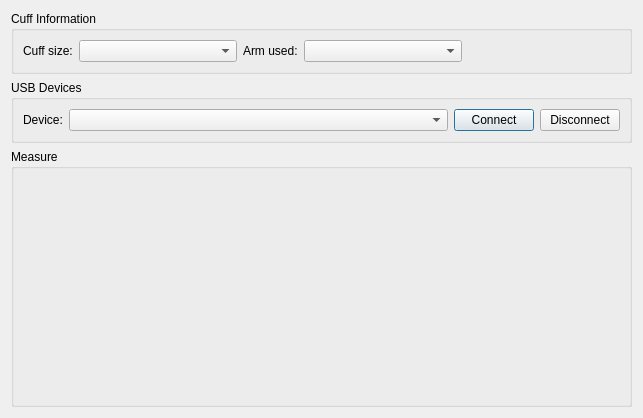
This is src/dialogs/bloodpressuredialog.ui in CLSA/cypress as Qt 5 draws it before an edit. The edited form follows.
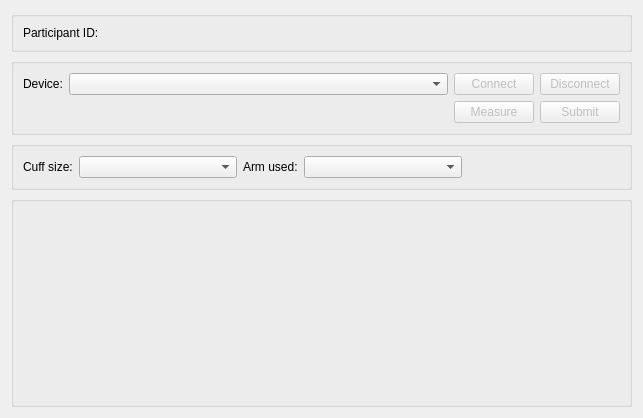
This is the edited form. Custom widgets are drawn as their Qt base class.

Commit message: refactored dialog layouts and added participant info

Diff of the .ui file:
```diff
--- a/src/dialogs/bloodpressuredialog.ui
+++ b/src/dialogs/bloodpressuredialog.ui
@@ -20,6 +20,150 @@
    <string>Blood Pressure</string>
   </property>
   <layout class="QVBoxLayout" name="verticalLayout_2">
+   <item>
+    <widget class="QGroupBox" name="groupBox">
+     <property name="title">
+      <string/>
+     </property>
+     <layout class="QVBoxLayout" name="verticalLayout_4">
+      <item>
+       <layout class="QHBoxLayout" name="horizontalLayout_3">
+        <item>
+         <widget class="QLabel" name="label">
+          <property name="sizePolicy">
+           <sizepolicy hsizetype="Minimum" vsizetype="Preferred">
+            <horstretch>0</horstretch>
+            <verstretch>0</verstretch>
+           </sizepolicy>
+          </property>
+          <property name="text">
+           <string>Participant ID:</string>
+          </property>
+         </widget>
+        </item>
+        <item>
+         <widget class="QLabel" name="participantId">
+          <property name="sizePolicy">
+           <sizepolicy hsizetype="Expanding" vsizetype="Preferred">
+            <horstretch>0</horstretch>
+            <verstretch>0</verstretch>
+           </sizepolicy>
+          </property>
+          <property name="text">
+           <string/>
+          </property>
+         </widget>
+        </item>
+       </layout>
+      </item>
+     </layout>
+    </widget>
+   </item>
+   <item>
+    <widget class="QGroupBox" name="pathGroupBox">
+     <property name="sizePolicy">
+      <sizepolicy hsizetype="Preferred" vsizetype="Minimum">
+       <horstretch>0</horstretch>
+       <verstretch>0</verstretch>
+      </sizepolicy>
+     </property>
+     <property name="title">
+      <string/>
+     </property>
+     <layout class="QVBoxLayout" name="verticalLayout_3">
+      <item>
+       <layout class="QHBoxLayout" name="horizontalLayout_2">
+        <item>
+         <widget class="QLabel" name="deviceLabel">
+          <property name="sizePolicy">
+           <sizepolicy hsizetype="Fixed" vsizetype="Preferred">
+            <horstretch>0</horstretch>
+            <verstretch>0</verstretch>
+           </sizepolicy>
+          </property>
+          <property name="layoutDirection">
+           <enum>Qt::LeftToRight</enum>
+          </property>
+          <property name="text">
+           <string>Device:</string>
+          </property>
+          <property name="alignment">
+           <set>Qt::AlignLeading|Qt::AlignLeft|Qt::AlignVCenter</set>
+          </property>
+         </widget>
+        </item>
+        <item>
+         <widget class="QComboBox" name="deviceComboBox">
+          <property name="sizePolicy">
+           <sizepolicy hsizetype="MinimumExpanding" vsizetype="Fixed">
+            <horstretch>0</horstretch>
+            <verstretch>0</verstretch>
+           </sizepolicy>
+          </property>
+         </widget>
+        </item>
+        <item>
+         <widget class="QPushButton" name="connectButton">
+          <property name="enabled">
+           <bool>false</bool>
+          </property>
+          <property name="text">
+           <string>Connect</string>
+          </property>
+         </widget>
+        </item>
+        <item>
+         <widget class="QPushButton" name="disconnectButton">
+          <property name="enabled">
+           <bool>false</bool>
+          </property>
+          <property name="text">
+           <string>Disconnect</string>
+          </property>
+         </widget>
+        </item>
+       </layout>
+      </item>
+      <item>
+       <layout class="QHBoxLayout" name="horizontalLayout">
+        <item>
+         <spacer name="horizontalSpacer_2">
+          <property name="orientation">
+           <enum>Qt::Horizontal</enum>
+          </property>
+          <property name="sizeHint" stdset="0">
+           <size>
+            <width>40</width>
+            <height>20</height>
+           </size>
+          </property>
+         </spacer>
+        </item>
+        <item>
+         <widget class="QPushButton" name="measureButton">
+          <property name="enabled">
+           <bool>false</bool>
+          </property>
+          <property name="text">
+           <string>Measure</string>
+          </property>
+         </widget>
+        </item>
+        <item>
+         <widget class="QPushButton" name="submitButton">
+          <property name="enabled">
+           <bool>false</bool>
+          </property>
+          <property name="text">
+           <string>Submit</string>
+          </property>
+         </widget>
+        </item>
+       </layout>
+      </item>
+     </layout>
+    </widget>
+   </item>
    <item>
     <widget class="QGroupBox" name="armBandGroupBox">
      <property name="sizePolicy">
@@ -29,7 +173,7 @@
       </sizepolicy>
      </property>
      <property name="title">
-      <string>Cuff Information</string>
+      <string/>
      </property>
      <layout class="QHBoxLayout" name="armBandHorizontalLayout">
       <item>
@@ -100,64 +244,6 @@
      </layout>
     </widget>
    </item>
-   <item>
-    <widget class="QGroupBox" name="pathGroupBox">
-     <property name="sizePolicy">
-      <sizepolicy hsizetype="Preferred" vsizetype="Minimum">
-       <horstretch>0</horstretch>
-       <verstretch>0</verstretch>
-      </sizepolicy>
-     </property>
-     <property name="title">
-      <string>USB Devices</string>
-     </property>
-     <layout class="QHBoxLayout" name="horizontalLayout_2">
-      <item>
-       <widget class="QLabel" name="deviceLabel">
-        <property name="sizePolicy">
-         <sizepolicy hsizetype="Fixed" vsizetype="Preferred">
-          <horstretch>0</horstretch>
-          <verstretch>0</verstretch>
-         </sizepolicy>
-        </property>
-        <property name="layoutDirection">
-         <enum>Qt::LeftToRight</enum>
-        </property>
-        <property name="text">
-         <string>Device:</string>
-        </property>
-        <property name="alignment">
-         <set>Qt::AlignLeading|Qt::AlignLeft|Qt::AlignVCenter</set>
-        </property>
-       </widget>
-      </item>
-      <item>
-       <widget class="QComboBox" name="deviceComboBox">
-        <property name="sizePolicy">
-         <sizepolicy hsizetype="MinimumExpanding" vsizetype="Fixed">
-          <horstretch>0</horstretch>
-          <verstretch>0</verstretch>
-         </sizepolicy>
-        </property>
-       </widget>
-      </item>
-      <item>
-       <widget class="QPushButton" name="connectButton">
-        <property name="text">
-         <string>Connect</string>
-        </property>
-       </widget>
-      </item>
-      <item>
-       <widget class="QPushButton" name="disconnectButton">
-        <property name="text">
-         <string>Disconnect</string>
-        </property>
-       </widget>
-      </item>
-     </layout>
-    </widget>
-   </item>
    <item>
     <widget class="QGroupBox" name="measureGroupBox">
      <property name="sizePolicy">
@@ -167,7 +253,7 @@
       </sizepolicy>
      </property>
      <property name="title">
-      <string>Measure</string>
+      <string/>
      </property>
      <layout class="QVBoxLayout" name="verticalLayout">
       <item>
```
The commit also changes 13 other files.
